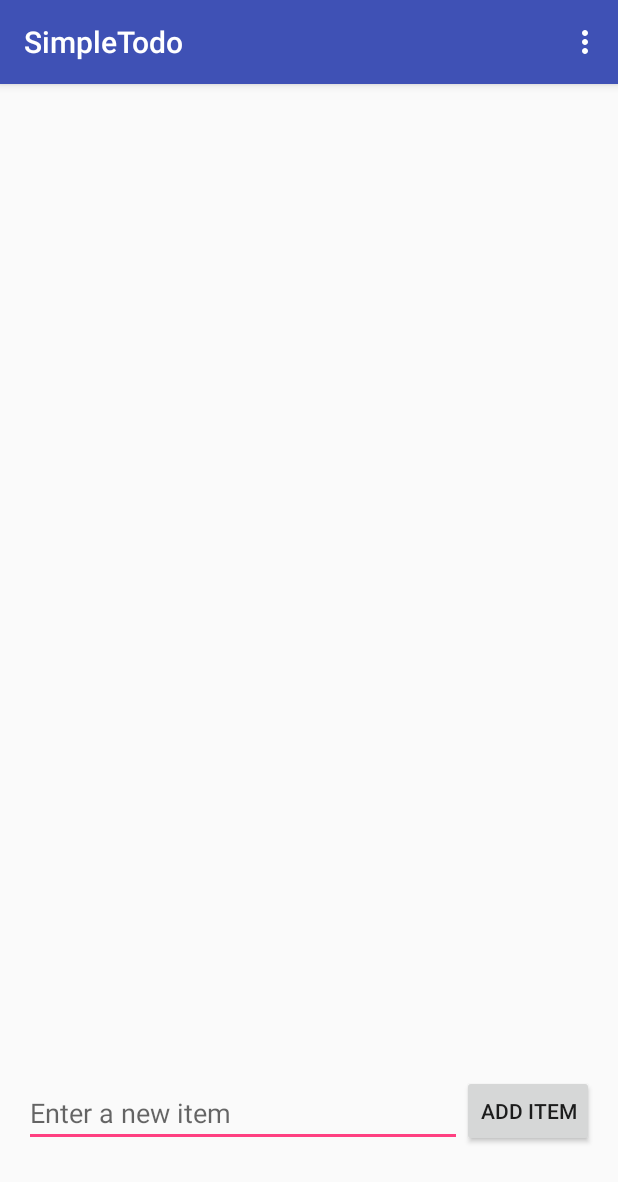
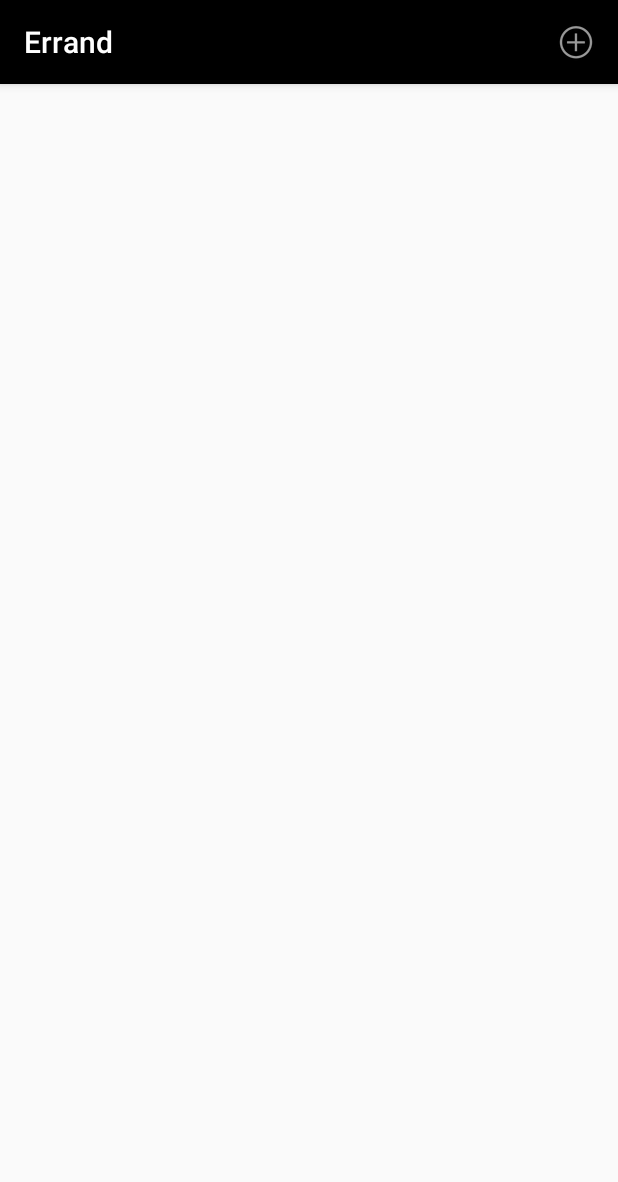
Before and after one commit to gpalem/todoapp, an Android app: the screen it shows after launch (MainActivity), on a phone screen of 412 x 824 dp. Shown: the top 1182 px of the screen. Run offline under Robolectric (Android 15) with nearby library versions, the phone set to English and light mode, and no system bars; libraries missing offline, so code that uses them is left out: com.activeandroid.query; 5 statements that could not run were skipped.

Commit message:
1. Add custom adapater. 2. Add task priorities. 3. Few UI changes

```diff
--- a/app/src/main/AndroidManifest.xml
+++ b/app/src/main/AndroidManifest.xml
@@ -9,7 +9,6 @@
         android:label="@string/app_name"
         android:supportsRtl="true"
         android:theme="@style/AppTheme">
-
         <meta-data
             android:name="AA_DB_NAME"
             android:value="tasks.db" />
@@ -30,6 +29,10 @@
         <activity
             android:name=".EditItem"
             android:label="@string/title_activity_edit_item"
+            android:theme="@style/AppTheme.NoActionBar" />
+        <activity
+            android:name=".AddItem"
+            android:label="@string/title_activity_add_item"
             android:theme="@style/AppTheme.NoActionBar"></activity>
     </application>
 
--- a/app/src/main/java/gangireddyp/todoapp/MainActivity.java
+++ b/app/src/main/java/gangireddyp/todoapp/MainActivity.java
@@ -10,8 +10,6 @@ import android.view.MenuItem;
 import android.view.View;
 import android.widget.AdapterView;
 import android.widget.ArrayAdapter;
-import android.widget.Button;
-import android.widget.EditText;
 import android.widget.ListView;
 
 import com.activeandroid.query.Delete;
@@ -27,14 +25,14 @@ public class MainActivity extends AppCompatActivity {
     private final int EDIT_REQUEST_CODE = 1;
     private final int EDIT_REQUEST_OK = 1;
 
-    private ArrayList<String> todoItems;
-    private ArrayAdapter<String> aToDoAdapter;
+    private final int ADD_REQUEST_CODE = 2;
+    private final int ADD_REQUEST_OK = 2;
+
+    private ArrayList<TodoItem> todoItems;
+    private ArrayAdapter<TodoItem> aToDoAdapter;
     private ListView lvItems;
 
-    private EditText etEnterItem;
-    private Button btnAddItem;
-
-    private String taskToEdit;
+    private TodoItem taskToEdit;
 
     @Override
     protected void onCreate(Bundle savedInstanceState) {
@@ -49,7 +47,7 @@ public class MainActivity extends AppCompatActivity {
         lvItems.setOnItemLongClickListener(new AdapterView.OnItemLongClickListener() {
             @Override
             public boolean onItemLongClick(AdapterView<?> parent, View view, int position, long id) {
-                String deleteTask = todoItems.get(position);
+                TodoItem deleteTask = todoItems.get(position);
                 aToDoAdapter.remove(deleteTask);
                 deleteItemDB(deleteTask);
                 return true;
@@ -61,21 +59,21 @@ public class MainActivity extends AppCompatActivity {
             public void onItemClick(AdapterView<?> parent, View view, int position, long id) {
                 Intent editIntent = new Intent(MainActivity.this, EditItem.class);
                 taskToEdit = todoItems.get(position);
-                editIntent.putExtra("edit_item", taskToEdit);
+                editIntent.putExtra("edit_item", taskToEdit.task);
+                editIntent.putExtra("edit_priority", taskToEdit.priority.ordinal());
                 editIntent.putExtra("position", position);
                 startActivityForResult(editIntent, EDIT_REQUEST_CODE);
             }
         });
 
-        etEnterItem = (EditText) findViewById(R.id.etEnterItem);
-        btnAddItem = (Button) findViewById(R.id.btnAddItem);
     }
 
     public void populateArrayItems() {
         Log.d(TAG, "populateArrayItems");
         readItemsDB();
-        aToDoAdapter = new ArrayAdapter<String>(this, android.R.layout.simple_list_item_1, todoItems);
+        aToDoAdapter = new CustomAdapter(this, todoItems);
     }
+
     @Override
     public boolean onCreateOptionsMenu(Menu menu) {
         // Inflate the menu; this adds items to the action bar if it is present.
@@ -91,38 +89,40 @@ public class MainActivity extends AppCompatActivity {
         int id = item.getItemId();
 
         //noinspection SimplifiableIfStatement
-        if (id == R.id.action_settings) {
+        if (id == R.id.add_icon) {
+            Intent addIntent = new Intent(MainActivity.this, AddItem.class);
+            startActivityForResult(addIntent, ADD_REQUEST_CODE);
             return true;
         }
 
         return super.onOptionsItemSelected(item);
     }
 
-    public void onAddItem(View view) {
-        Log.d(TAG, "onAddItem");
-        String task = etEnterItem.getText().toString();
-        aToDoAdapter.add(task);
-        etEnterItem.setText("");
-        addItemDB(task, Priority.HIGH);
-    }
-
     @Override
     protected void onActivityResult(int requestCode, int resultCode, Intent data) {
         if (resultCode == EDIT_REQUEST_OK && requestCode == EDIT_REQUEST_CODE) {
             String task = data.getExtras().getString("save_item");
+            Priority p = Priority.values()[data.getExtras().getInt("save_priority")];
+            TodoItem newItem = new TodoItem(task, p);
             int position = data.getExtras().getInt("position");
-            todoItems.set(position, task);
+            todoItems.set(position, newItem);
             aToDoAdapter.notifyDataSetChanged();
-            modifyItemDB(taskToEdit, task, Priority.HIGH);
+            modifyItemDB(taskToEdit, newItem);
+        }
+        else if (resultCode == ADD_REQUEST_OK && requestCode == ADD_REQUEST_CODE) {
+            String task = data.getExtras().getString("add_item");
+            Priority p = Priority.values()[data.getExtras().getInt("add_priority")];
+            aToDoAdapter.add(new TodoItem(task, p));
+            addItemDB(task, p);
         }
     }
 
     private void readItemsDB() {
         Log.i(TAG, "readItemsDB");
         List<TasksModel> taskList = new Select().from(TasksModel.class).execute();
-        todoItems = new ArrayList<String>();
+        todoItems = new ArrayList<TodoItem>();
         for (TasksModel task : taskList) {
-            todoItems.add(task.task);
+            todoItems.add(new TodoItem(task.task, task.priority));
         }
     }
 
@@ -131,23 +131,23 @@ public class MainActivity extends AppCompatActivity {
         row.save();
     }
 
-    private void deleteItemDB(String task) {
+    private void deleteItemDB(TodoItem item) {
         try {
-            new Delete().from(TasksModel.class).where("Task = ?", task).execute();
+            new Delete().from(TasksModel.class).where("Task = ?", item.task).execute();
         } catch (Exception e) {
-            Log.e(TAG, "delete item from Database failed - " + task);
+            Log.e(TAG, "delete item from Database failed - " + item.task);
         }
     }
 
-    private void modifyItemDB(String oldTask, String newTask, Priority priority) {
-        Log.i(TAG, "modifyItemDB: " + oldTask);
+    private void modifyItemDB(TodoItem oldTask, TodoItem newTask) {
+        Log.i(TAG, "modifyItemDB: " + oldTask.task);
         try {
-            TasksModel row = new Select().from(TasksModel.class).where("Task = ?", oldTask).executeSingle();
-            row.task = newTask;
-            row.priority = priority;
+            TasksModel row = new Select().from(TasksModel.class).where("Task = ?", oldTask.task).executeSingle();
+            row.task = newTask.task;
+            row.priority = newTask.priority;
             row.save();
         } catch (Exception e) {
-            Log.e(TAG, "update row failed - " + oldTask);
+            Log.e(TAG, "update row failed - " + oldTask.task);
         }
     }
 }
--- a/app/src/main/res/layout/content_main.xml
+++ b/app/src/main/res/layout/content_main.xml
@@ -12,35 +12,13 @@
     tools:context="gangireddyp.todoapp.MainActivity"
     tools:showIn="@layout/activity_main">
 
-    <Button
-        android:layout_width="wrap_content"
-        android:layout_height="wrap_content"
-        android:onClick="onAddItem"
-        android:text="@string/add_item"
-        android:id="@+id/btnAddItem"
-        android:layout_alignParentBottom="true"
-        android:layout_alignParentRight="true"
-        android:layout_alignParentEnd="true"
-        android:layout_marginBottom="43dp" />
-
     <ListView
         android:layout_width="wrap_content"
         android:layout_height="wrap_content"
         android:id="@+id/lvItems"
         android:layout_alignParentTop="true"
         android:layout_alignParentLeft="true"
-        android:layout_alignParentStart="true"
-        android:layout_above="@+id/btnAddItem" />
+        android:layout_alignParentStart="true" />
 
-    <EditText
-        android:layout_width="wrap_content"
-        android:layout_height="wrap_content"
-        android:id="@+id/etEnterItem"
-        android:layout_alignBottom="@+id/btnAddItem"
-        android:layout_alignParentLeft="true"
-        android:layout_alignParentStart="true"
-        android:layout_toLeftOf="@+id/btnAddItem"
-        android:layout_toStartOf="@+id/btnAddItem"
-        android:hint="@string/enter_item" />
 
 </RelativeLayout>
--- a/app/src/main/res/menu/menu_main.xml
+++ b/app/src/main/res/menu/menu_main.xml
@@ -3,8 +3,9 @@
     xmlns:tools="http://schemas.android.com/tools"
     tools:context="gangireddyp.todoapp.MainActivity">
     <item
-        android:id="@+id/action_settings"
+        android:title="@string/add"
+        android:id="@+id/add_icon"
+        android:icon="@android:drawable/ic_menu_add"
         android:orderInCategory="100"
-        android:title="@string/action_settings"
-        app:showAsAction="never" />
+        app:showAsAction="always" />
 </menu>
--- a/app/src/main/res/values/colors.xml
+++ b/app/src/main/res/values/colors.xml
@@ -1,6 +1,8 @@
 <?xml version="1.0" encoding="utf-8"?>
 <resources>
-    <color name="colorPrimary">#3F51B5</color>
-    <color name="colorPrimaryDark">#303F9F</color>
+    <color name="colorPrimary">#000000</color>
+    <color name="colorPrimaryDark">#000000</color>
     <color name="colorAccent">#FF4081</color>
+    <color name="colorWhite">#FFFFFF</color>
+    <color name="colorBlack">#000000</color>
 </resources>
--- a/app/src/main/res/values/styles.xml
+++ b/app/src/main/res/values/styles.xml
@@ -17,4 +17,5 @@
 
     <style name="AppTheme.PopupOverlay" parent="ThemeOverlay.AppCompat.Light" />
 
+
 </resources>
```
Also changed, not shown: app/src/main/java/gangireddyp/todoapp/EditItem.java (+41 -10 lines), app/src/main/res/layout/content_edit_item.xml (+20 -7 lines), app/src/main/res/values/strings.xml (+7 -3 lines), 1 other file.
